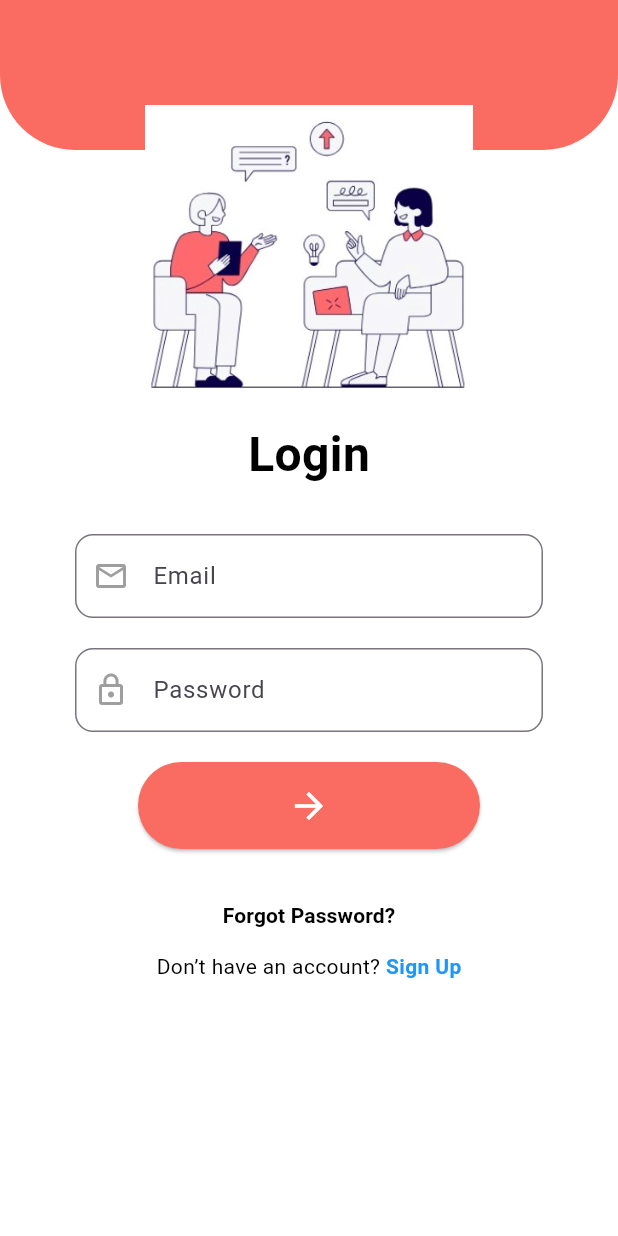
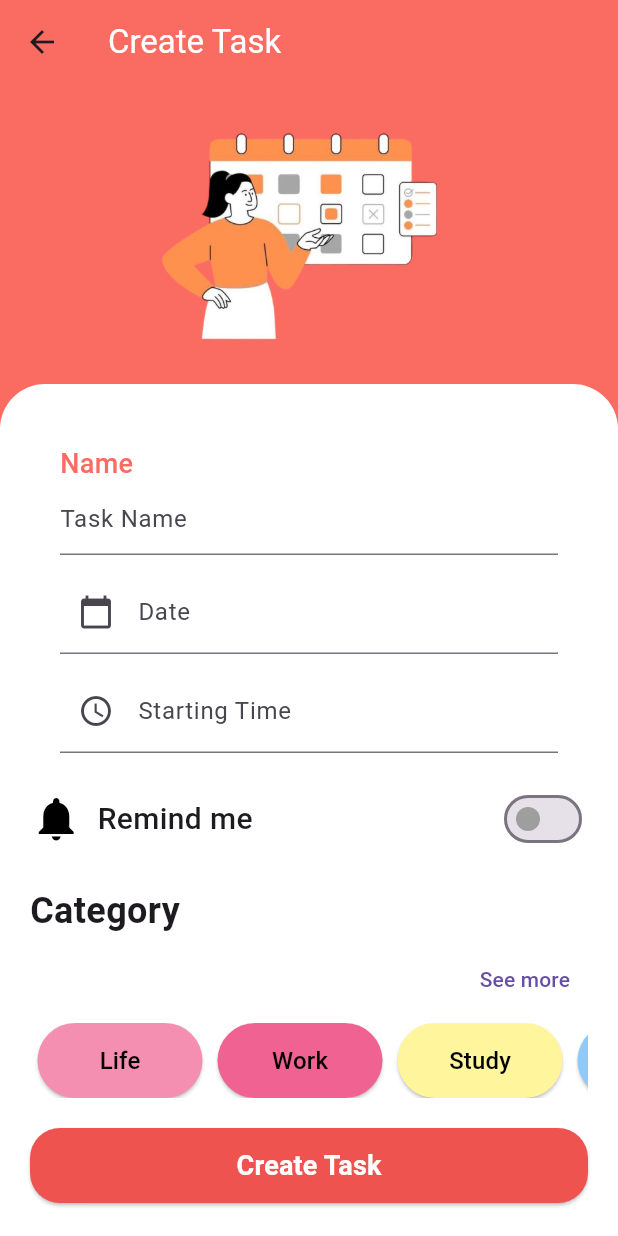
Before and after one commit to esawah/scheduller_app, a Flutter app: the LoginPage screen opened by its route, after a tap on the "arrow forward" icon, on a phone screen of 412 x 824 dp. Run offline on Flutter 3.47's test engine with Material 3 defaults, Android fonts, the phone set to English and light mode, and no system bars; our stand-ins replace firebase_auth, firebase_core; accounts and stored records are empty.

Commit message:
up
bagian create task

```diff
--- /dev/null
+++ b/lib/create_task.dart
@@ -0,0 +1,285 @@
+import 'package:flutter/material.dart';
+import 'package:intl/intl.dart';
+
+class CreateTask extends StatefulWidget {
+  const CreateTask({super.key});
+
+  @override
+  State<CreateTask> createState() => _CreateTaskState();
+}
+
+class _CreateTaskState extends State<CreateTask> {
+  final TextEditingController _taskNameController = TextEditingController();
+  final TextEditingController _dateController = TextEditingController();
+  final TextEditingController _timeController = TextEditingController();
+  bool _isReminderOn = false;
+
+  final DateFormat _dateFormat = DateFormat('yyyy-MM-dd');
+  final DateFormat _timeFormat = DateFormat('HH:mm');
+
+  @override
+  void dispose() {
+    _taskNameController.dispose();
+    _dateController.dispose();
+    _timeController.dispose();
+    super.dispose();
+  }
+
+  Future<void> _selectDate(BuildContext context) async {
+    DateTime? picked = await showDatePicker(
+      context: context,
+      initialDate: DateTime.now(),
+      firstDate: DateTime(1900),
+      lastDate: DateTime(2100),
+    );
+    if (picked != null) {
+      setState(() {
+        _dateController.text = _dateFormat.format(picked);
+      });
+    }
+  }
+
+  Future<void> _selectTime(BuildContext context) async {
+    TimeOfDay? picked = await showTimePicker(
+      context: context,
+      initialTime: TimeOfDay.now(),
+    );
+    if (picked != null) {
+      setState(() {
+        final now = DateTime.now();
+        final formattedTime =
+            DateTime(now.year, now.month, now.day, picked.hour, picked.minute);
+        _timeController.text = _timeFormat.format(formattedTime);
+      });
+    }
+  }
+
+  @override
+  Widget build(BuildContext context) {
+    return Scaffold(
+      backgroundColor: const Color(0xFFFA6C61),
+      appBar: AppBar(
+        backgroundColor: const Color(0xFFFA6C61),
+        title: const Text(
+          "Create Task",
+          style: TextStyle(color: Colors.white),
+        ),
+      ),
+      body: Column(
+        children: [
+          SizedBox(
+            height: 200,
+            child: Stack(
+              children: [
+                Positioned.fill(
+                  child: Align(
+                    alignment: Alignment.bottomCenter,
+                    child: Image.asset(
+                      "image/createtaskk.png",
+                      width: 230,
+                      height: 250,
+                      fit: BoxFit.contain,
+                    ),
+                  ),
+                ),
+              ],
+            ),
+          ),
+          Expanded(
+            child: Container(
+              padding: const EdgeInsets.all(10),
+              decoration: const BoxDecoration(
+                color: Colors.white,
+                borderRadius: BorderRadius.only(
+                  topRight: Radius.circular(30),
+                  topLeft: Radius.circular(30),
+                ),
+              ),
+              child: SingleChildScrollView(
+                child: Column(
+                  crossAxisAlignment: CrossAxisAlignment.start,
+                  children: [
+                    const Padding(
+                      padding: EdgeInsets.only(left: 30, right: 30, top: 30),
+                      child: Text(
+                        "Name",
+                        style: TextStyle(
+                            fontSize: 18,
+                            fontWeight: FontWeight.w500,
+                            color: Color(0xFFFA6C61)),
+                      ),
+                    ),
+                    Padding(
+                      padding: const EdgeInsets.symmetric(horizontal: 30),
+                      child: TextField(
+                        controller: _taskNameController,
+                        decoration:
+                            const InputDecoration(hintText: 'Task Name'),
+                      ),
+                    ),
+                    const SizedBox(height: 10),
+                    Padding(
+                      padding: const EdgeInsets.symmetric(horizontal: 30),
+                      child: TextField(
+                        controller: _dateController,
+                        readOnly: true,
+                        decoration: const InputDecoration(
+                          hintText: 'Date',
+                          prefixIcon: Icon(Icons.calendar_today),
+                          label: Text('Date'),
+                        ),
+                        onTap: () => _selectDate(context),
+                      ),
+                    ),
+                    const SizedBox(height: 10),
+                    Padding(
+                      padding: const EdgeInsets.symmetric(horizontal: 30),
+                      child: TextField(
+                        controller: _timeController,
+                        readOnly: true,
+                        decoration: const InputDecoration(
+                          hintText: 'Starting Time',
+                          prefixIcon: Icon(Icons.access_time),
+                          label: Text('Starting Time'),
+                        ),
+                        onTap: () => _selectTime(context),
+                      ),
+                    ),
+                    const SizedBox(height: 20),
+                    Padding(
+                      padding: const EdgeInsets.symmetric(horizontal: 10),
+                      child: Row(
+                        mainAxisAlignment: MainAxisAlignment.spaceBetween,
+                        children: [
+                          Row(
+                            children: [
+                              const Icon(
+                                Icons.notifications,
+                                color: Colors.black,
+                                size: 35,
+                              ),
+                              const SizedBox(width: 10),
+                              const Text(
+                                'Remind me',
+                                style: TextStyle(
+                                  fontSize: 20,
+                                  fontWeight: FontWeight.w500,
+                                ),
+                              ),
+                            ],
+                          ),
+                          Switch(
+                            value: _isReminderOn,
+                            onChanged: (bool value) {
+                              setState(() {
+                                _isReminderOn = value;
+                              });
+                            },
+                            activeColor: Colors.green,
+                            inactiveThumbColor: Colors.grey,
+                          ),
+                        ],
+                      ),
+                    ),
+                    const SizedBox(height: 20),
+                    const Padding(
+                      padding: EdgeInsets.symmetric(horizontal: 10),
+                      child: Text(
+                        'Category',
+                        style: TextStyle(
+                          fontSize: 24,
+                          fontWeight: FontWeight.bold,
+                        ),
+                      ),
+                    ),
+                    const SizedBox(height: 5),
+                    Padding(
+                      padding: const EdgeInsets.symmetric(horizontal: 10),
+                      child: Align(
+                        alignment: Alignment.centerRight,
+                        child: TextButton(
+                          onPressed: () {},
+                          child: const Text("See more"),
+                        ),
+                      ),
+                    ),
+                    const SizedBox(height: 5),
+                    Padding(
+                      padding: const EdgeInsets.symmetric(horizontal: 10),
+                      child: SizedBox(
+                        height: 50,
+                        child: ListView(
+                          scrollDirection: Axis.horizontal,
+                          children: [
+                            _categoryButton("Life", Colors.pink[200]),
+                            _categoryButton("Work", Colors.pink[300]),
+                            _categoryButton("Study", Colors.yellow[200]),
+                            _categoryButton("Exercise", Colors.blue[200]),
+                            _categoryButton("Health", Colors.green[300]),
+                            _categoryButton("Hobby", Colors.orange[200]),
+                            _categoryButton("Family", Colors.purple[200]),
+                          ],
+                        ),
+                      ),
+                    ),
+                    const SizedBox(height: 20),
+                    Center(
+                      child: Padding(
+                        padding: const EdgeInsets.symmetric(horizontal: 10),
+                        child: ElevatedButton(
+                          style: ElevatedButton.styleFrom(
+                            backgroundColor: Colors.red[400],
+                            foregroundColor: Colors.white,
+                            minimumSize: const Size(double.infinity, 50),
+                            shape: RoundedRectangleBorder(
+                              borderRadius: BorderRadius.circular(20),
+                            ),
+                          ),
+                          onPressed: () {
+                            showDialog(
+                              context: context,
+                              builder: (context) => AlertDialog(
+                                title: const Text("Success"),
+                                content: const Text("Create Task Successful"),
+                                actions: [
+                                  TextButton(
+                                    onPressed: () => Navigator.pop(context),
+                                    child: const Text("OK"),
+                                  ),
+                                ],
+                              ),
+                            );
+                          },
+                          child: const Text(
+                            "Create Task",
+                            style: TextStyle(
+                                fontSize: 18, fontWeight: FontWeight.bold),
+                          ),
+                        ),
+                      ),
+                    ),
+                  ],
+                ),
+              ),
+            ),
+          ),
+        ],
+      ),
+    );
+  }
+
+  Widget _categoryButton(String text, Color? color) {
+    return Padding(
+      padding: const EdgeInsets.symmetric(horizontal: 5),
+      child: ElevatedButton(
+        style: ElevatedButton.styleFrom(
+          backgroundColor: color,
+          foregroundColor: Colors.black,
+          minimumSize: const Size(110, 50),
+        ),
+        onPressed: () {},
+        child: Text(text, style: const TextStyle(fontSize: 16)),
+      ),
+    );
+  }
+}
--- a/lib/login_page.dart
+++ b/lib/login_page.dart
@@ -1,4 +1,5 @@
 import 'package:flutter/material.dart';
+import 'package:scheduller_app/create_task.dart';
 import 'forgot_password_page.dart';
 import 'sign_up_page.dart';
 
@@ -86,7 +87,10 @@ class LoginPage extends StatelessWidget {
                       ),
                     ),
                     onPressed: () {
-                      print("Login clicked");
+                      Navigator.push(
+                        context,
+                        MaterialPageRoute(builder: (context) => CreateTask()),
+                      );
                     },
                     child: Icon(Icons.arrow_forward,
                         color: Colors.white, size: 28),
```
Also changed, not shown: pubspec.yaml (+5 -8 lines), image/createtask.png (added), image/createtaskk.png (added), 1 other file.
